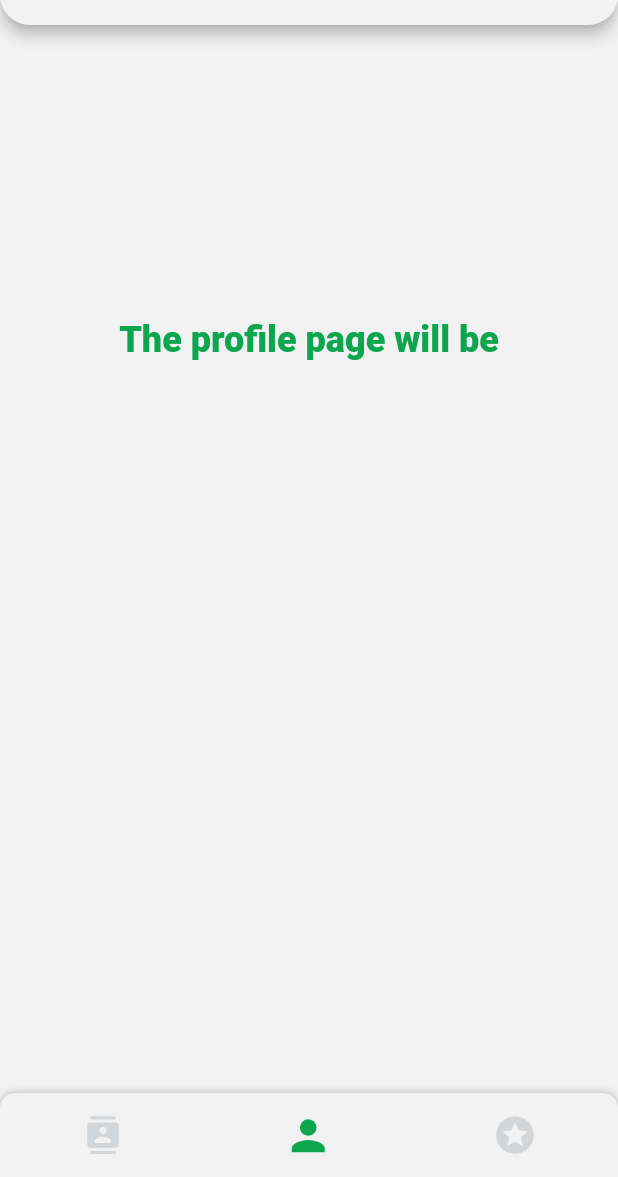
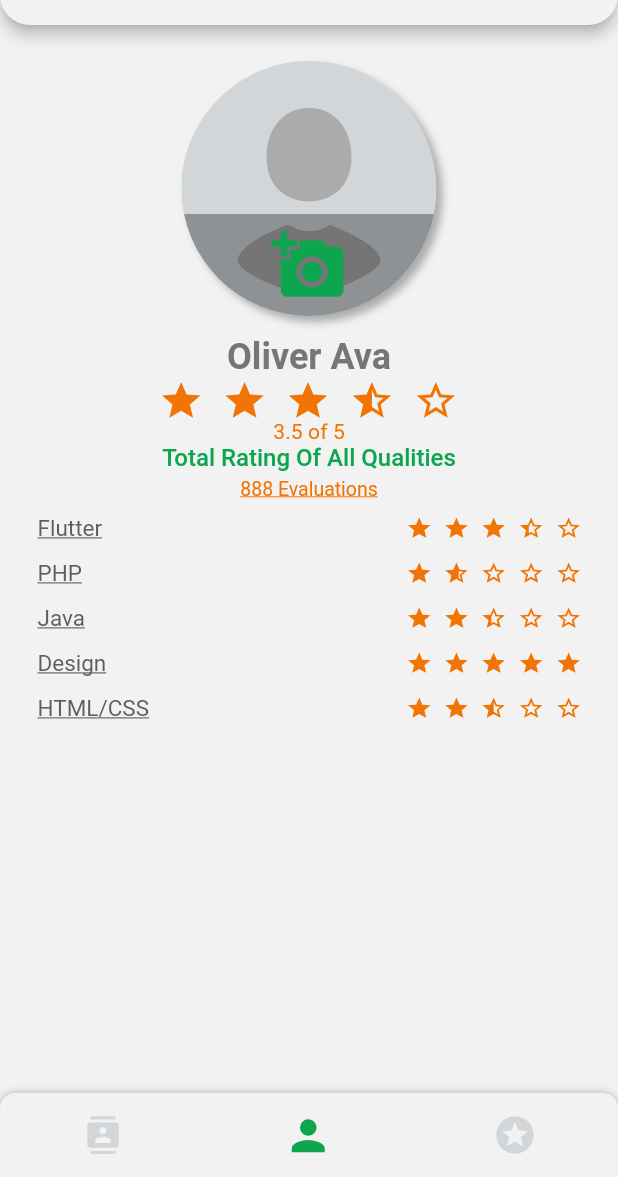
Before and after one commit to GennadiyMurzhi/People-or-Human-rating-app, a Flutter app: the screen it shows after launch, on a phone screen of 412 x 824 dp, the part 59-1236 px from its top. Run offline on Flutter 3.47's test engine with Material 2 defaults, Android fonts, the phone set to English and light mode, and no system bars; our stand-ins replace bloc, cached_network_image, contacts_service, dartz, dio, flutter_bloc and 7 more; accounts and stored records are empty; generated files the repository leaves out were written again.

Commit message:
Profile UI was made

```diff
--- /dev/null
+++ b/lib/domain/profile/profile.dart
@@ -0,0 +1,29 @@
+import 'package:freezed_annotation/freezed_annotation.dart';
+
+part 'profile.freezed.dart';
+
+@freezed
+abstract class Profile with _$Profile {
+  const factory Profile({
+    required String userName,
+    String? photoUrl,
+    required double averageRating,
+    required int userEvaluationsCount,
+    required Skills skills,
+  }) = _Profile;
+}
+
+@freezed
+abstract class Skills with _$Skills {
+  const factory Skills({
+    required List<Skill> skills,
+  }) = _Skills;
+}
+
+@freezed
+abstract class Skill with _$Skill {
+  const factory Skill({
+    required String skillName,
+    required double skillAverageEvaluations,
+  }) = _Skill;
+}
--- a/lib/themes.dart
+++ b/lib/themes.dart
@@ -36,6 +36,12 @@ final greenOrangeTheme = ThemeData.light().copyWith(
       fontWeight: FontWeight.w900,
       color: Color(0xFF0DA64F),
     ),
+    titleLarge: TextStyle(
+      fontSize: 24,
+      fontFamily: 'Roboto',
+      fontWeight: FontWeight.w700,
+      color: Color(0xFF767676),
+    ),
     titleMedium: TextStyle(
       fontSize: 16,
       fontFamily: 'Roboto',
@@ -43,12 +49,26 @@ final greenOrangeTheme = ThemeData.light().copyWith(
       color: Color(0xFF0DA64F),
       decoration: TextDecoration.underline,
     ),
+    titleSmall: TextStyle(
+      fontSize: 14,
+      fontFamily: 'Roboto',
+      fontWeight: FontWeight.w300,
+      color: Color(0xFFF27405),
+    ),
     labelLarge: TextStyle(
       color: Color(0xFF0DA64F),
       fontWeight: FontWeight.w500,
       fontSize: 14,
       fontFamily: 'Roboto',
       letterSpacing: 0,
+    ),
+    labelMedium: TextStyle(
+      color: Color(0xFFF27405),
+      fontWeight: FontWeight.w300,
+      fontSize: 13,
+      fontFamily: 'Roboto',
+      letterSpacing: 0,
+      decoration: TextDecoration.underline,
     ),
     bodyMedium: TextStyle(
       color: Color(0xFF5E5E5E),
@@ -126,6 +146,18 @@ final greenOrangeTheme = ThemeData.light().copyWith(
       //fixedSize: MaterialStateProperty.all<Size>(const Size.fromHeight(38),),
     ),
   ),
+  textButtonTheme: TextButtonThemeData(
+    style: ButtonStyle(
+      padding: MaterialStateProperty.all<EdgeInsets>(EdgeInsets.zero),
+      tapTargetSize: MaterialTapTargetSize.shrinkWrap,
+      shape: MaterialStateProperty.all<OutlinedBorder>(
+        RoundedRectangleBorder(
+          borderRadius: BorderRadius.circular(10),
+        ),
+      ),
+      overlayColor: MaterialStateProperty.all<Color>(const Color(0xFFF27405).withAlpha(80),),
+    ),
+  ),
   bannerTheme: const MaterialBannerThemeData(
     backgroundColor: Color(0x00F2F2F2),
   ),
--- a/lib/ui/core/main_screen.dart
+++ b/lib/ui/core/main_screen.dart
@@ -4,6 +4,7 @@ import 'package:people_rating_app/application/main_screen_cubit/main_screen_cubi
 import 'package:people_rating_app/injection.dart';
 import 'package:people_rating_app/ui/contacts/contacts_page.dart';
 import 'package:people_rating_app/ui/core/layout.dart';
+import 'package:people_rating_app/ui/profile/profile_page.dart';
 import 'package:permission_handler/permission_handler.dart';
 
 class MainScreen extends StatelessWidget{
@@ -24,7 +25,7 @@ class MainScreen extends StatelessWidget{
             onPageChanged: (index) => BlocProvider.of<MainScreenCubit>(context).onPageScroll(index),
             children: <Widget>[
               ContactsPage(),
-              Text('\n\n\n\n\n\n\nThe profile page will be', textAlign: TextAlign.center, style: Theme.of(context).textTheme.headlineSmall,),
+              ProfilePage(),
               Text('\n\n\n\n\n\n\nThe page of evaluations will be', textAlign: TextAlign.center, style: Theme.of(context).textTheme.headlineSmall,),
             ],
           ),
--- a/lib/ui/core/widgets/drawer_custom/drawer_button.dart
+++ b/lib/ui/core/widgets/drawer_custom/drawer_button.dart
@@ -13,6 +13,14 @@ class DrawerButton extends StatelessWidget {
   @override
   Widget build(BuildContext context) {
     return TextButton(
+      style: ButtonStyle(
+        shape: MaterialStateProperty.all<OutlinedBorder>(
+          const RoundedRectangleBorder(),
+        ),
+        overlayColor: MaterialStateProperty.all<Color>(
+          Theme.of(context).colorScheme.secondary.withAlpha(50),
+        ),
+      ),
       onPressed: () => onTap(),
       child: Row(
         children: [
--- /dev/null
+++ b/lib/ui/core/widgets/stars_widget.dart
@@ -0,0 +1,209 @@
+import 'package:flutter/material.dart';
+
+class StarsWidget extends StatelessWidget {
+  final Color color;
+  final double fillStarsIndex;
+  final Size size;
+
+  const StarsWidget({
+    Key? key,
+    required this.color,
+    required this.fillStarsIndex,
+    required this.size,
+  }) : super(key: key);
+
+  @override
+  Widget build(BuildContext context) {
+    return CustomPaint(
+      size: size,
+      painter: StarsPainter(fillStarsIndex, color),
+    );
+  }
+}
+
+class StarsPainter extends CustomPainter {
+  final Color color;
+  final double fillStarsIndex;
+
+  StarsPainter(this.fillStarsIndex, this.color);
+
+  @override
+  void paint(Canvas canvas, Size size) {
+    Paint paint = Paint()
+      ..style = PaintingStyle.fill
+      ..color = color;
+
+    int fillStars = fillStarsIndex.truncateToDouble().toInt();
+    int partiallyFilledStar = ((fillStarsIndex - fillStars) * 10).round();
+
+    for (int i = 0; i < 5; i++) {
+      if (i <= fillStars - 1) {
+        canvas.drawPath(_starPath(size, i, null), paint);
+      } else if (i == fillStars) {
+        canvas.drawPath(_starPath(size, i, partiallyFilledStar), paint);
+      } else {
+        canvas.drawPath(_starPath(size, i, 0), paint);
+      }
+    }
+  }
+
+  @override
+  bool shouldRepaint(covariant CustomPainter oldDelegate) {
+    return true;
+  }
+}
+
+Path _starPath(Size size, int starNumber, int? fillerPart) {
+  List<double> startPositionIndex = [
+    0,
+    0.21568625,
+    0.43137255,
+    0.64876385,
+    0.86615515,
+  ];
+
+  Path path = Path();
+  path.moveTo(size.width * (0.08354348 + startPositionIndex[starNumber]), size.height * 0.3310000);
+  path.lineTo(size.width * (0.1304348 + startPositionIndex[starNumber]), size.height * 0.3620000);
+  path.lineTo(size.width * (0.09489130 + startPositionIndex[starNumber]), size.height * 0.5985000);
+  path.lineTo(size.width * (0.1055217 + startPositionIndex[starNumber]), size.height * 0.9500000);
+  path.lineTo(size.width * (0.08536957 + startPositionIndex[starNumber]), size.height * 0.8567467);
+  path.lineTo(size.width * (0.06521739 + startPositionIndex[starNumber]), size.height * 0.7635000);
+  path.lineTo(size.width * (0.02491304 + startPositionIndex[starNumber]), size.height * 0.9500000);
+  path.lineTo(size.width * (0.03560870 + startPositionIndex[starNumber]), size.height * 0.5985000);
+  path.lineTo(size.width * startPositionIndex[starNumber], size.height * 0.3620000);
+  path.lineTo(size.width * (0.04689130 + startPositionIndex[starNumber]), size.height * 0.3315000);
+  path.lineTo(size.width * (0.06521739 + startPositionIndex[starNumber]), 0);
+  path.lineTo(size.width * (0.08354348 + startPositionIndex[starNumber]), size.height * 0.3310000);
+  path.close();
+
+  if (fillerPart == 0) {
+    Path path00 = Path();
+    path00.moveTo(size.width * (0.1049304 + startPositionIndex[starNumber]), size.height * 0.4260000);
+    path00.lineTo(size.width * (0.07637391 + startPositionIndex[starNumber]), size.height * 0.4070000);
+    path00.lineTo(size.width * (0.06521739 + startPositionIndex[starNumber]), size.height * 0.2046667);
+    path00.lineTo(size.width * (0.05413043 + startPositionIndex[starNumber]), size.height * 0.4070000);
+    path00.lineTo(size.width * (0.02608696 + startPositionIndex[starNumber]), size.height * 0.4260000);
+    path00.lineTo(size.width * (0.04782609 + startPositionIndex[starNumber]), size.height * 0.5666667);
+    path00.lineTo(size.width * (0.04065217 + startPositionIndex[starNumber]), size.height * 0.7840000);
+    path00.lineTo(size.width * (0.06521739 + startPositionIndex[starNumber]), size.height * 0.6666667);
+    path00.lineTo(size.width * (0.08980870 + startPositionIndex[starNumber]), size.height * 0.7840000);
+    path00.lineTo(size.width * (0.08328696 + startPositionIndex[starNumber]), size.height * 0.5700000);
+    path00.lineTo(size.width * (0.1049391 + startPositionIndex[starNumber]), size.height * 0.4260000);
+    path00.close();
+    path.addPath(path00, Offset.zero);
+  } else if (fillerPart == 1) {
+    Path path01 = Path();
+    path01.moveTo(size.width * (0.04069565 + startPositionIndex[starNumber]), size.height * 0.7835000);
+    path01.lineTo(size.width * (0.06521739 + startPositionIndex[starNumber]), size.height * 0.6700000);
+    path01.lineTo(size.width * (0.08980435 + startPositionIndex[starNumber]), size.height * 0.7840000);
+    path01.lineTo(size.width * (0.08328261 + startPositionIndex[starNumber]), size.height * 0.5700000);
+    path01.lineTo(size.width * (0.1049348 + startPositionIndex[starNumber]), size.height * 0.4260000);
+    path01.lineTo(size.width * (0.07636957 + startPositionIndex[starNumber]), size.height * 0.4070000);
+    path01.lineTo(size.width * (0.06521739 + startPositionIndex[starNumber]), size.height * 0.2050000);
+    path01.lineTo(size.width * (0.05413043 + startPositionIndex[starNumber]), size.height * 0.4065000);
+    path01.lineTo(size.width * (0.03478261 + startPositionIndex[starNumber]), size.height * 0.4193693);
+    path01.lineTo(size.width * (0.03478261 + startPositionIndex[starNumber]), size.height * 0.4868013);
+    path01.lineTo(size.width * (0.04721739 + startPositionIndex[starNumber]), size.height * 0.5695000);
+    path01.lineTo(size.width * (0.04069565 + startPositionIndex[starNumber]), size.height * 0.7835000);
+    path01.close();
+    path.addPath(path01, Offset.zero);
+  } else if (fillerPart == 2) {
+    Path path02 = Path();
+    path02.moveTo(size.width * (0.04347826 + startPositionIndex[starNumber]), size.height * 0.7666667);
+    path02.lineTo(size.width * (0.04347826 + startPositionIndex[starNumber]), size.height * 0.7706200);
+    path02.lineTo(size.width * (0.06521739 + startPositionIndex[starNumber]), size.height * 0.6700000);
+    path02.lineTo(size.width * (0.08980435 + startPositionIndex[starNumber]), size.height * 0.7840000);
+    path02.lineTo(size.width * (0.08328261 + startPositionIndex[starNumber]), size.height * 0.5700000);
+    path02.lineTo(size.width * (0.1049348 + startPositionIndex[starNumber]), size.height * 0.4260000);
+    path02.lineTo(size.width * (0.07636957 + startPositionIndex[starNumber]), size.height * 0.4070000);
+    path02.lineTo(size.width * (0.06521739 + startPositionIndex[starNumber]), size.height * 0.2050000);
+    path02.lineTo(size.width * (0.05413043 + startPositionIndex[starNumber]), size.height * 0.4065000);
+    path02.lineTo(size.width * (0.04347826 + startPositionIndex[starNumber]), size.height * 0.4135853);
+    path02.lineTo(size.width * (0.04347826 + startPositionIndex[starNumber]), size.height * 0.4333333);
+    path02.lineTo(size.width * (0.04347826 + startPositionIndex[starNumber]), size.height * 0.5000000);
+    path02.lineTo(size.width * (0.04347826 + startPositionIndex[starNumber]), size.height * 0.5446327);
+    path02.lineTo(size.width * (0.04721739 + startPositionIndex[starNumber]), size.height * 0.5695000);
+    path02.lineTo(size.width * (0.04347826 + startPositionIndex[starNumber]), size.height * 0.6921933);
+    path02.lineTo(size.width * (0.04347826 + startPositionIndex[starNumber]), size.height * 0.7666667);
+    path02.close();
+    path.addPath(path02, Offset.zero);
+  } else if (fillerPart == 3) {
+    Path path03 = Path();
+    path03.moveTo(size.width * (0.06465517 + startPositionIndex[starNumber]), size.height * 0.2050000);
+    path03.lineTo(size.width * (0.05366379 + startPositionIndex[starNumber]), size.height * 0.4065000);
+    path03.lineTo(size.width * (0.05172414 + startPositionIndex[starNumber]), size.height * 0.4078013);
+    path03.lineTo(size.width * (0.05172414 + startPositionIndex[starNumber]), size.height * 0.7303733);
+    path03.lineTo(size.width * (0.06465517 + startPositionIndex[starNumber]), size.height * 0.6700000);
+    path03.lineTo(size.width * (0.08903017 + startPositionIndex[starNumber]), size.height * 0.7840000);
+    path03.lineTo(size.width * (0.08256466 + startPositionIndex[starNumber]), size.height * 0.5700000);
+    path03.lineTo(size.width * (0.1040302 + startPositionIndex[starNumber]), size.height * 0.4260000);
+    path03.lineTo(size.width * (0.07571121 + startPositionIndex[starNumber]), size.height * 0.4070000);
+    path03.lineTo(size.width * (0.06465517 + startPositionIndex[starNumber]), size.height * 0.2050000);
+    path03.close();
+    path.addPath(path03, Offset.zero);
+  } else if (fillerPart == 4) {
+    Path path04 = Path();
+    path04.moveTo(size.width * (0.07571121 + startPositionIndex[starNumber]), size.height * 0.4070000);
+    path04.lineTo(size.width * (0.06465517 + startPositionIndex[starNumber]), size.height * 0.2050000);
+    path04.lineTo(size.width * (0.06034483 + startPositionIndex[starNumber]), size.height * 0.2840193);
+    path04.lineTo(size.width * (0.06034483 + startPositionIndex[starNumber]), size.height * 0.6901267);
+    path04.lineTo(size.width * (0.06465517 + startPositionIndex[starNumber]), size.height * 0.6700000);
+    path04.lineTo(size.width * (0.08903017 + startPositionIndex[starNumber]), size.height * 0.7840000);
+    path04.lineTo(size.width * (0.08256466 + startPositionIndex[starNumber]), size.height * 0.5700000);
+    path04.lineTo(size.width * (0.1040302 + startPositionIndex[starNumber]), size.height * 0.4260000);
+    path04.lineTo(size.width * (0.07571121 + startPositionIndex[starNumber]), size.height * 0.4070000);
+    path04.close();
+    path.addPath(path04, Offset.zero);
+  } else if (fillerPart == 5) {
+    Path path05 = Path();
+    path05.moveTo(size.width * (0.1049304 + startPositionIndex[starNumber]), size.height * 0.4260000);
+    path05.lineTo(size.width * (0.07637391 + startPositionIndex[starNumber]), size.height * 0.4070000);
+    path05.lineTo(size.width * (0.06521739 + startPositionIndex[starNumber]), size.height * 0.2046667);
+    path05.lineTo(size.width * (0.06521739 + startPositionIndex[starNumber]), size.height * 0.6666667);
+    path05.lineTo(size.width * (0.08980870 + startPositionIndex[starNumber]), size.height * 0.7840000);
+    path05.lineTo(size.width * (0.08328696 + startPositionIndex[starNumber]), size.height * 0.5700000);
+    path05.lineTo(size.width * (0.1049391 + startPositionIndex[starNumber]), size.height * 0.4260000);
+    path05.close();
+    path.addPath(path05, Offset.zero);
+  } else if (fillerPart == 6) {
+    Path path06 = Path();
+    path06.moveTo(size.width * (0.1049348 + startPositionIndex[starNumber]), size.height * 0.4260000);
+    path06.lineTo(size.width * (0.07636957 + startPositionIndex[starNumber]), size.height * 0.4070000);
+    path06.lineTo(size.width * (0.06956522 + startPositionIndex[starNumber]), size.height * 0.2837527);
+    path06.lineTo(size.width * (0.06956522 + startPositionIndex[starNumber]), size.height * 0.6901600);
+    path06.lineTo(size.width * (0.08980435 + startPositionIndex[starNumber]), size.height * 0.7840000);
+    path06.lineTo(size.width * (0.08328261 + startPositionIndex[starNumber]), size.height * 0.5700000);
+    path06.lineTo(size.width * (0.1049348 + startPositionIndex[starNumber]), size.height * 0.4260000);
+    path06.close();
+    path.addPath(path06, Offset.zero);
+  } else if (fillerPart == 7) {
+    Path path07 = Path();
+    path07.moveTo(size.width * (0.08328261 + startPositionIndex[starNumber]), size.height * 0.5700000);
+    path07.lineTo(size.width * (0.1049348 + startPositionIndex[starNumber]), size.height * 0.4260000);
+    path07.lineTo(size.width * (0.07826087 + startPositionIndex[starNumber]), size.height * 0.4082580);
+    path07.lineTo(size.width * (0.07826087 + startPositionIndex[starNumber]), size.height * 0.7333333);
+    path07.lineTo(size.width * (0.08980435 + startPositionIndex[starNumber]), size.height * 0.7840000);
+    path07.lineTo(size.width * (0.08328261 + startPositionIndex[starNumber]), size.height * 0.5700000);
+    path07.close();
+    path.addPath(path07, Offset.zero);
+  } else if (fillerPart == 8) {
+    Path path08 = Path();
+    path08.moveTo(size.width * (0.1049348 + startPositionIndex[starNumber]), size.height * 0.4260000);
+    path08.lineTo(size.width * (0.08695652 + startPositionIndex[starNumber]), size.height * 0.4140420);
+    path08.lineTo(size.width * (0.08653078 + startPositionIndex[starNumber]), size.height * 0.5483973);
+    path08.lineTo(size.width * (0.1049348 + startPositionIndex[starNumber]), size.height * 0.4260000);
+    path08.close();
+    path.addPath(path08, Offset.zero);
+  } else if (fillerPart == 9) {
+    Path path09 = Path();
+    path09.moveTo(size.width * (0.1049348 + startPositionIndex[starNumber]), size.height * 0.4260000);
+    path09.lineTo(size.width * (0.09565217 + startPositionIndex[starNumber]), size.height * 0.4198260);
+    path09.lineTo(size.width * (0.09565217 + startPositionIndex[starNumber]), size.height * 0.4877347);
+    path09.lineTo(size.width * (0.1049348 + startPositionIndex[starNumber]), size.height * 0.4260000);
+    path09.close();
+    path.addPath(path09, Offset.zero);
+  }
+
+  return path;
+}
--- /dev/null
+++ b/lib/ui/profile/profile_page.dart
@@ -0,0 +1,88 @@
+import 'package:flutter/material.dart';
+import 'package:flutter_bloc/flutter_bloc.dart';
+import 'package:people_rating_app/application/main_screen_cubit/main_screen_cubit.dart';
+import 'package:people_rating_app/domain/profile/profile.dart';
+import 'package:people_rating_app/ui/profile/widgets/average_rating_widget.dart';
+import 'package:people_rating_app/ui/profile/widgets/skills_list_widget.dart';
+import 'package:people_rating_app/ui/profile/widgets/profile_photo_widget.dart';
+
+class ProfilePage extends StatelessWidget {
+  const ProfilePage({Key? key}) : super(key: key);
+
+  @override
+  Widget build(BuildContext context) {
+    //fake data
+    const profile = Profile(
+      userName: 'Oliver	Ava',
+      photoUrl: null,
+      averageRating: 3.5,
+      userEvaluationsCount: 888,
+      skills: Skills(
+        skills: [
+          Skill(skillName: 'Flutter', skillAverageEvaluations: 3.3),
+          Skill(skillName: 'PHP', skillAverageEvaluations: 1.7),
+          Skill(skillName: 'Java', skillAverageEvaluations: 2.3),
+          Skill(skillName: 'Design', skillAverageEvaluations: 5),
+          Skill(skillName: 'HTML/CSS', skillAverageEvaluations: 2.5),
+        ],
+      ),
+    );
+
+    return Center(
+      child: ListView(
+        padding: const EdgeInsets.symmetric(horizontal: 15),
+        children: [
+          Padding(
+            padding: const EdgeInsets.only(
+              top: 24,
+              bottom: 13,
+            ),
+            child: ProfilePhotoWidget(
+              photoUrl: profile.photoUrl,
+            ),
+          ),
+          Center(
+            child: Text(
+              profile.userName,
+              style: Theme.of(context).textTheme.titleLarge,
+            ),
+          ),
+          Padding(
+            padding: const EdgeInsets.only(
+              top: 3,
+            ),
+            child: AverageRatingWidget(
+              averageRating: profile.averageRating,
+            ),
+          ),
+          Center(
+            child: Text(
+              'Total Rating Of All Qualities',
+              style: Theme.of(context).textTheme.titleMedium!.copyWith(
+                    fontWeight: FontWeight.w500,
+                    decoration: TextDecoration.none,
+                  ),
+            ),
+          ),
+          Center(
+            child: TextButton(
+              style: Theme.of(context).textButtonTheme.style!.copyWith(
+                    minimumSize: MaterialStateProperty.all<Size>(
+                      const Size.fromHeight(22.5),
+                    ),
+                  ),
+              child: Text(
+                '${profile.userEvaluationsCount} Evaluations',
+                style: Theme.of(context).textTheme.labelMedium,
+              ),
+              onPressed: () => BlocProvider.of<MainScreenCubit>(context).onTapToBottomBar(2),
+            ),
+          ),
+          SkillsListWidget(
+            skills: profile.skills.skills,
+          ),
+        ],
+      ),
+    );
+  }
+}
--- /dev/null
+++ b/lib/ui/profile/widgets/average_rating_widget.dart
@@ -0,0 +1,28 @@
+import 'package:flutter/material.dart';
+import 'package:people_rating_app/ui/core/widgets/stars_widget.dart';
+
+class AverageRatingWidget extends StatelessWidget {
+  final double averageRating;
+
+  const AverageRatingWidget({
+    Key? key,
+    required this.averageRating,
+  }) : super(key: key);
+
+  @override
+  Widget build(BuildContext context) {
+    return Column(
+      children: [
+        StarsWidget(
+          color: Theme.of(context).colorScheme.tertiary,
+          fillStarsIndex: averageRating,
+          size: const Size(196, 25),
+        ),
+        Text(
+          '$averageRating of 5',
+          style: Theme.of(context).textTheme.titleSmall,
+        ),
+      ],
+    );
+  }
+}
--- /dev/null
+++ b/lib/ui/profile/widgets/profile_photo_widget.dart
@@ -0,0 +1,101 @@
+import 'package:flutter/material.dart';
+import 'package:flutter_svg/flutter_svg.dart';
+import 'package:cached_network_image/cached_network_image.dart';
+
+class ProfilePhotoWidget extends StatelessWidget {
+  final String? photoUrl;
+
+  const ProfilePhotoWidget({Key? key, this.photoUrl}) : super(key: key);
+
+  @override
+  Widget build(BuildContext context) {
+    const double width = 170;
+    const double height = 170;
+
+    return Container(
+        width: width,
+        height: height,
+        decoration: BoxDecoration(
+          shape: BoxShape.circle,
+          boxShadow: [
+            BoxShadow(
+              color: const Color(0xFF000000).withAlpha(75),
+              offset: const Offset(4, 4),
+              blurRadius: 4,
+            ),
+          ],
+        ),
+        child: Stack(
+          alignment: Alignment.center,
+          children: [
+            photoUrl != null
+                ? CachedNetworkImage(
+                    imageUrl: photoUrl!,
+                    placeholder: (context, url) => const CircularProgressIndicator(),
+                    errorWidget: (context, url, error) => const Icon(Icons.error),
+                  )
+                : SvgPicture.asset(
+                    'resources/images/svg/person.svg',
+                    width: width,
+                    height: height,
+                  ),
+            ClipRect(
+              clipper: _ClipForButton(),
+              child: Container(
+                width: width,
+                height: height,
+                alignment: Alignment.bottomCenter,
+                decoration: const BoxDecoration(
+                  shape: BoxShape.circle,
+                  color: Color(0x51000000),
+                ),
+                child: Container(
+                  width: width * 0.4,
+                  height: height * 0.4,
+                  alignment: Alignment.center,
+                  child: Icon(
+                    Icons.add_a_photo,
+                    color: Theme.of(context).colorScheme.secondary,
+                    size: 50,
+                  ),
+                ),
+              ),
+            ),
+            SizedBox(
+              width: width,
+              height: height,
+              child: Material(
+                color: const Color(0x00000000),
+                child: InkWell(
+                  splashColor: Theme.of(context).colorScheme.secondary.withAlpha(150),
+                  borderRadius: BorderRadius.circular(120),
+                  onTap: () {},
+                ),
+              ),
+            ),
+          ],
+        ));
+  }
+}
+
+class _ClipForButton extends CustomClipper<Rect> {
+  @override
+  getClip(Size size) {
+    var path = Path();
+    path.moveTo(0, size.height * 0.8);
+    path.lineTo(size.width, size.height * 0.8);
+    path.lineTo(size.width, size.height);
+    path.lineTo(0, size.height);
+    path.close();
+
+    return Rect.fromPoints(
+      Offset(0, size.height * 0.6),
+      Offset(size.width, size.height),
+    );
+  }
+
+  @override
+  bool shouldReclip(covariant CustomClipper oldClipper) {
+    return true;
+  }
+}
--- /dev/null
+++ b/lib/ui/profile/widgets/skills_list_widget.dart
@@ -0,0 +1,53 @@
+import 'package:flutter/material.dart';
+import 'package:people_rating_app/domain/profile/profile.dart';
+import 'package:people_rating_app/ui/core/widgets/stars_widget.dart';
+
+class SkillsListWidget extends StatelessWidget {
+  final List<Skill> skills;
+
+  const SkillsListWidget({
+    Key? key,
+    required this.skills,
+  }) : super(key: key);
+
+  @override
+  Widget build(BuildContext context) {
+    return Column(
+      children: List.generate(
+        skills.length,
+        (index) => TextButton(
+          style: ButtonStyle(
+              minimumSize: MaterialStateProperty.all<Size>(
+            const Size.fromHeight(30),
+          )),
+          onPressed: () {},
+          child: Padding(
+            padding: const EdgeInsets.symmetric(
+              horizontal: 10,
+            ),
+            child: Row(
+              mainAxisAlignment: MainAxisAlignment.spaceBetween,
+              children: [
+                Text(
+                  skills[index].skillName,
+                  style: const TextStyle(
+                    color: Color(0xFF5E5E5E),
+                    fontWeight: FontWeight.w400,
+                    fontSize: 15,
+                    fontFamily: 'Roboto',
+                    decoration: TextDecoration.underline,
+                  ),
+                ),
+                StarsWidget(
+                  color: Theme.of(context).colorScheme.tertiary,
+                  fillStarsIndex: skills[index].skillAverageEvaluations,
+                  size: const Size(115, 14.25),
+                ),
+              ],
+            ),
+          ),
+        ),
+      ),
+    );
+  }
+}
--- a/pubspec.yaml
+++ b/pubspec.yaml
@@ -40,6 +40,7 @@ dependencies:
   internet_connection_checker: 0.0.1+3
   dio: 4.0.6
   sqflite: 2.0.2+1
+  cached_network_image: 3.2.0
 
 
   # The following adds the Cupertino Icons font to your application.
```
Also changed, not shown: lib/application/main_screen_cubit/main_screen_cubit.freezed.dart (deleted), lib/domain/auth/user.freezed.dart (deleted), lib/domain/contacts/contacts.freezed.dart (deleted), lib/domain/contacts/contacts.g.dart (deleted), lib/domain/contacts/contacts_failure.freezed.dart (deleted), lib/domain/core/failures.freezed.dart (deleted), lib/injection.config.dart (deleted).
